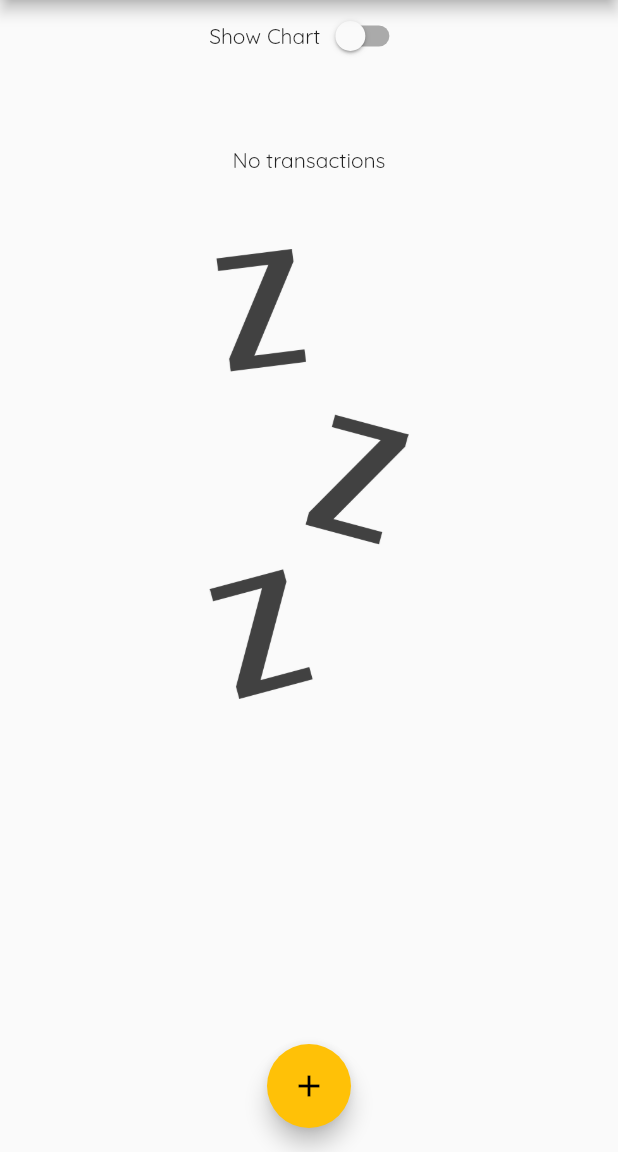
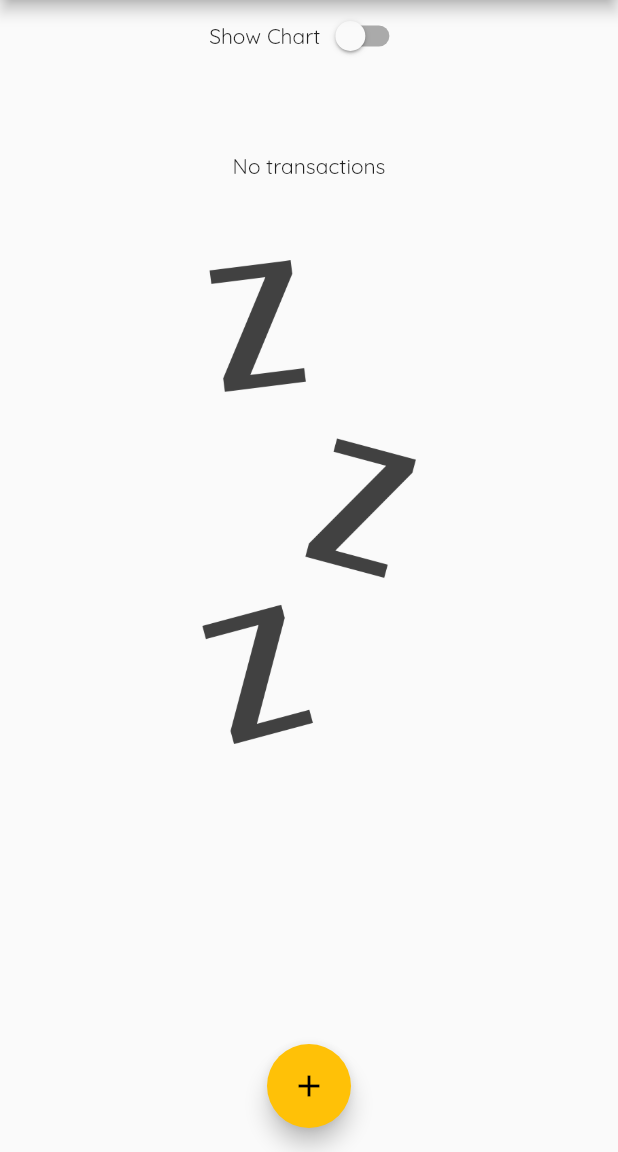
Before and after one commit to s7Thiago/expenses-app, a Flutter app: the screen it shows after launch, on a phone screen of 412 x 824 dp, the part 84-1236 px from its top. Run offline on Flutter 3.47's test engine with Material 2 defaults, Android fonts, the phone set to English and light mode, and no system bars; statements that could not run were skipped.

Commit message:
Correcting the no transactions image on landscape mode

```diff
--- a/lib/components/transaction_list.dart
+++ b/lib/components/transaction_list.dart
@@ -17,24 +17,27 @@ class TransactionList extends StatelessWidget {
     return Container(
       height: MediaQuery.of(context).size.height,
       child: transactions.isEmpty
-          ? Column(
+          ? LayoutBuilder(builder: (context, constraints) {
+              return Column(
                 children: [
                   Padding(
-                  padding: const EdgeInsets.symmetric(vertical: 50),
+                    padding: EdgeInsets.symmetric(
+                        vertical: constraints.maxHeight * .1),
                     child: Text(
                       'No transactions',
                       style: Theme.of(context).appBarTheme.textTheme.headline6,
                     ),
                   ),
                   Container(
-                  height: 300,
+                    height: constraints.maxHeight * .6,
                     child: Image.asset(
                       'assets/images/waiting.png',
                       fit: BoxFit.cover,
                     ),
                   ),
                 ],
-            )
+              );
+            })
           : ListView.builder(
               itemCount: transactions.length,
               itemBuilder: (context, index) {
```
Lines whose indentation alone changed are shown as unchanged.
